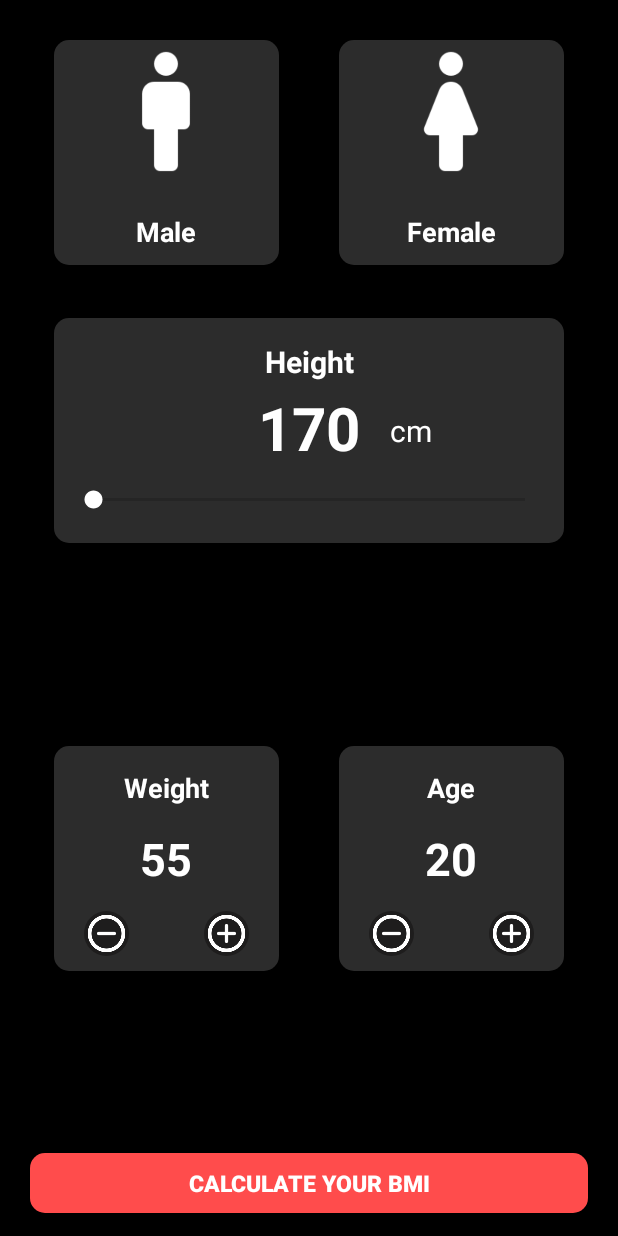
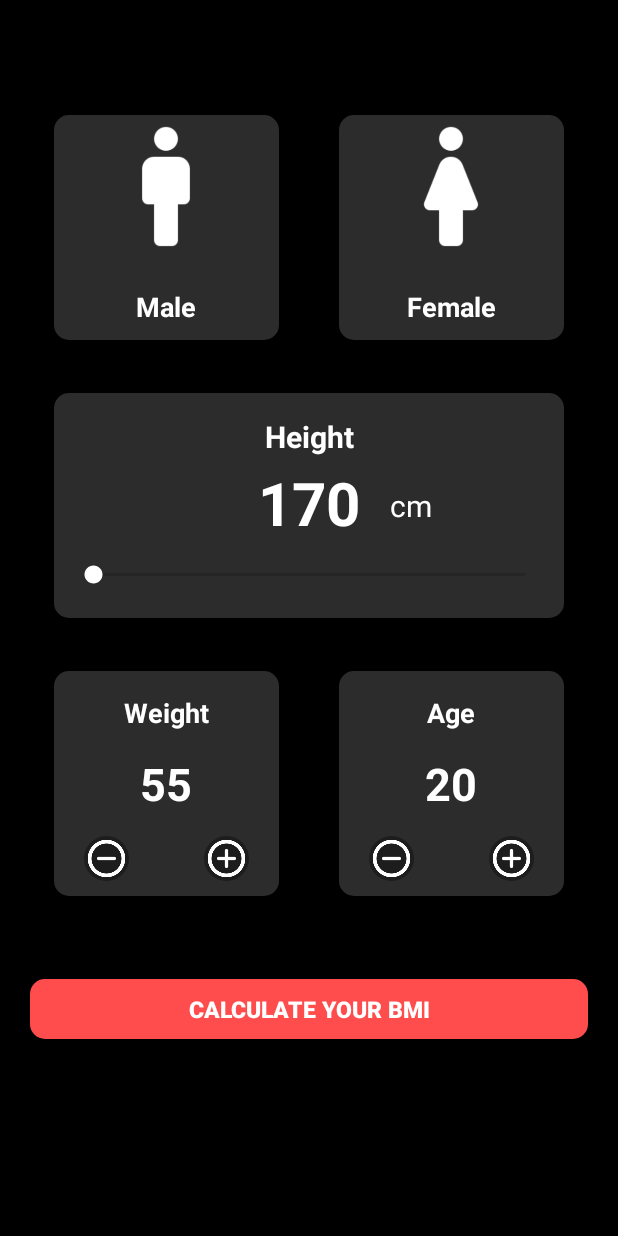
Before and after one commit to shashinherath/bmi-calculator, an Android app: the screen it shows after launch (MainActivity), on a phone screen of 412 x 824 dp. Run offline under Robolectric (Android 15) with nearby library versions, the phone set to English and light mode, and no system bars; 3 statements that could not run were skipped.

Commit message:
Fixed UI

```diff
--- a/app/src/main/res/layout/activity_main.xml
+++ b/app/src/main/res/layout/activity_main.xml
@@ -100,7 +100,6 @@
         android:layout_centerHorizontal="true"
         android:layout_marginLeft="25dp"
         android:layout_marginRight="25dp"
-        android:layout_marginBottom="50dp"
         android:background="@drawable/cardbackground">
 
 
@@ -165,7 +164,7 @@
         android:layout_height="150dp"
         android:layout_below="@id/heightlayout"
         android:layout_marginLeft="20dp"
-        android:layout_marginTop="85dp"
+        android:layout_marginTop="35dp"
         android:layout_marginRight="20dp"
         android:layout_marginBottom="20dp"
         android:layout_toStartOf="@id/centerverticalline"
@@ -237,40 +236,40 @@
     </RelativeLayout>
 
     <RelativeLayout
+        android:id="@+id/age"
         android:layout_width="150dp"
         android:layout_height="150dp"
+        android:layout_below="@id/heightlayout"
+        android:layout_marginLeft="20dp"
+        android:layout_marginTop="35dp"
+        android:layout_marginRight="20dp"
+        android:layout_marginBottom="20dp"
         android:layout_toEndOf="@id/centerverticalline"
-        android:layout_below="@id/heightlayout"
-        android:layout_marginBottom="20dp"
-        android:layout_marginTop="85dp"
-        android:background="@drawable/cardbackground"
-        android:layout_marginRight="20dp"
-        android:layout_marginLeft="20dp"
-        android:id="@+id/age">
+        android:background="@drawable/cardbackground">
 
         <TextView
+            android:id="@+id/textage"
             android:layout_width="match_parent"
             android:layout_height="wrap_content"
+            android:layout_marginTop="15dp"
+            android:text="Age"
+            android:textAlignment="center"
             android:textColor="@color/white"
-            android:text="Age"
-            android:id="@+id/textage"
-            android:textAlignment="center"
-            android:textStyle="bold"
             android:textSize="18sp"
-            android:layout_marginTop="15dp">
+            android:textStyle="bold">
 
         </TextView>
 
         <TextView
+            android:id="@+id/currentage"
             android:layout_width="match_parent"
             android:layout_height="wrap_content"
-            android:id="@+id/currentage"
+            android:layout_centerInParent="true"
             android:text="20"
+            android:textAlignment="center"
             android:textColor="@color/white"
             android:textSize="30sp"
-            android:textStyle="bold"
-            android:layout_centerInParent="true"
-            android:textAlignment="center">
+            android:textStyle="bold">
 
         </TextView>
 
@@ -279,8 +278,8 @@
             android:layout_height="wrap_content"
             android:layout_alignParentBottom="true"
             android:layout_marginStart="20dp"
-            android:background="@drawable/plus_minus"
-            android:layout_marginBottom="10dp">
+            android:layout_marginBottom="10dp"
+            android:background="@drawable/plus_minus">
 
             <ImageView
                 android:id="@+id/decrementage"
@@ -295,11 +294,11 @@
         <RelativeLayout
             android:layout_width="wrap_content"
             android:layout_height="wrap_content"
+            android:layout_alignParentEnd="true"
             android:layout_alignParentBottom="true"
             android:layout_marginEnd="20dp"
-            android:layout_alignParentEnd="true"
-            android:background="@drawable/plus_minus"
-            android:layout_marginBottom="10dp">
+            android:layout_marginBottom="10dp"
+            android:background="@drawable/plus_minus">
 
             <ImageView
                 android:id="@+id/incrementage"
@@ -317,10 +316,10 @@
         android:id="@+id/calculatebmi"
         android:layout_width="match_parent"
         android:layout_height="40dp"
-        android:layout_alignParentBottom="true"
         android:layout_marginLeft="20dp"
         android:layout_marginRight="20dp"
-        android:layout_marginBottom="15dp"
+        android:layout_below="@id/age"
+        android:layout_marginTop="35dp"
         android:background="@drawable/buttonbackground"
         android:text="Calculate Your BMI"
         android:textColor="@color/white"
```
